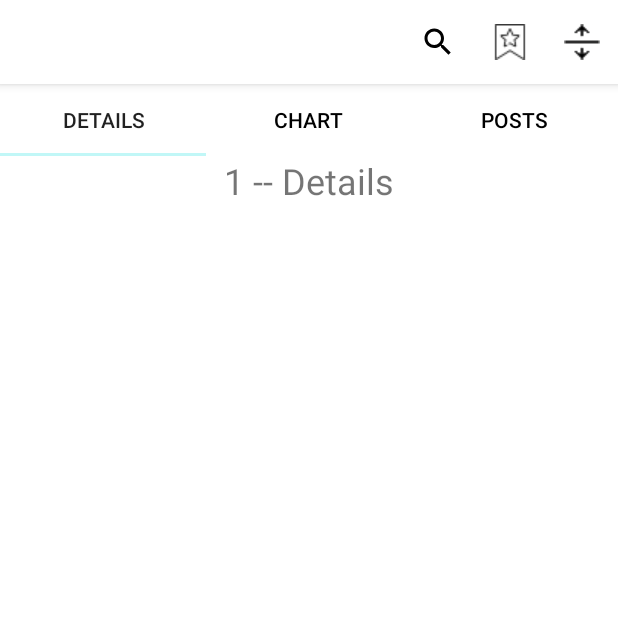
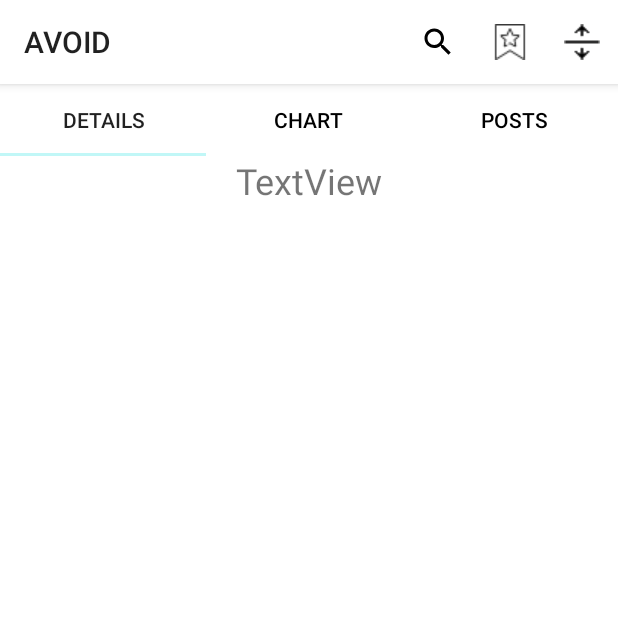
Before and after one commit to cpe305/spring2017-project-michellesfc, an Android app: the DetailsFragment screen opened directly, with no data from a screen before it, on a phone screen of 412 x 824 dp, the top half of it. Run offline under Robolectric (Android 15) with nearby library versions, the phone set to English and light mode, and no system bars; our stand-ins replace ButterKnife; 1 statement that could not run was skipped.

Commit message:
Place details displays on the correct page

```diff
--- a/app/src/main/java/com/example/michellegu/avoid/presenter/SearchPresenter.java
+++ b/app/src/main/java/com/example/michellegu/avoid/presenter/SearchPresenter.java
@@ -1,7 +1,17 @@
 package com.example.michellegu.avoid.presenter;
 
+import android.os.Bundle;
+import android.support.v4.app.Fragment;
+import android.support.v4.app.FragmentManager;
+import android.support.v4.app.FragmentTransaction;
+
+import com.example.michellegu.avoid.R;
 import com.example.michellegu.avoid.model.PlaceData;
+import com.example.michellegu.avoid.model.PlacesServiceTask;
 import com.example.michellegu.avoid.view.ISearchView;
+import com.example.michellegu.avoid.view.activity.SearchActivity;
+import com.example.michellegu.avoid.view.adapter.SearchPagerAdapter;
+import com.example.michellegu.avoid.view.fragment.DetailsFragment;
 
 /**
  * Created by michellegu on 4/23/17.
@@ -9,9 +19,31 @@ import com.example.michellegu.avoid.view.ISearchView;
 
 public class SearchPresenter {
     private ISearchView searchView;
+    private PlaceData currentPlace;
 
-    public SearchPresenter(ISearchView searchView) {
-        this.searchView = searchView;
+    public SearchPresenter() {
     }
 
+    public void attachView(ISearchView view) {
+        searchView = view;
+    }
+    public void dettachView() {
+        searchView = null;
+    }
+
+    public void setCurrentPlace(PlaceData place) {
+        currentPlace = place;
+        ((SearchPagerAdapter)((SearchActivity)searchView).getPageAdapter()).update();
+    }
+
+    public PlaceData getCurrentPlace() {
+        return currentPlace;
+    }
+
+    public void createPlaceData(String id) {
+        new PlacesServiceTask(this).execute(id);
+    }
+
+
+
 }
--- a/app/src/main/java/com/example/michellegu/avoid/view/ISearchView.java
+++ b/app/src/main/java/com/example/michellegu/avoid/view/ISearchView.java
@@ -1,4 +1,6 @@
 package com.example.michellegu.avoid.view;
+
+import android.support.v4.app.Fragment;
 
 import com.google.android.gms.location.places.Place;
 
@@ -7,4 +9,5 @@ import com.google.android.gms.location.places.Place;
  */
 
 public interface ISearchView {
+    Fragment getFragment(int i);
 }
--- a/app/src/main/java/com/example/michellegu/avoid/view/activity/BaseActivity.java
+++ b/app/src/main/java/com/example/michellegu/avoid/view/activity/BaseActivity.java
@@ -24,7 +24,7 @@ public class BaseActivity extends AppCompatActivity implements IBaseView {
 
     public void initToolbar(int toolbarID) {
         Toolbar myToolbar = (Toolbar) findViewById(toolbarID);
-        myToolbar.setTitle("");
+        myToolbar.setTitle("AVOID");
         setSupportActionBar(myToolbar);
     }
 
--- a/app/src/main/java/com/example/michellegu/avoid/view/activity/MainActivity.java
+++ b/app/src/main/java/com/example/michellegu/avoid/view/activity/MainActivity.java
@@ -3,6 +3,7 @@ package com.example.michellegu.avoid.view.activity;
 import android.os.Bundle;
 
 import com.example.michellegu.avoid.R;
+import com.example.michellegu.avoid.model.PlacesServiceTask;
 import com.example.michellegu.avoid.view.IMainView;
 
 /**
@@ -15,5 +16,8 @@ public class MainActivity extends BaseActivity implements IMainView {
         super.onCreate(savedInstanceState);
         setContentView(R.layout.activity_main);
         initToolbar(R.id.menu_toolbar);
+        //String id = "ChIJdzw4-lHw7IAROl_2YvK64JU";
+        //String id = "ChIJJ5n9h7Tx7IARYRUSOnzpAOI";
+        //new PlacesServiceTask().execute(id);
     }
 }
--- a/app/src/main/java/com/example/michellegu/avoid/view/activity/SearchActivity.java
+++ b/app/src/main/java/com/example/michellegu/avoid/view/activity/SearchActivity.java
@@ -1,9 +1,10 @@
 package com.example.michellegu.avoid.view.activity;
 
+import android.app.FragmentTransaction;
 import android.content.Intent;
-import android.content.res.Resources;
 import android.os.Bundle;
 import android.support.design.widget.TabLayout;
+import android.support.v4.app.Fragment;
 import android.support.v4.app.FragmentPagerAdapter;
 import android.support.v4.view.ViewPager;
 import android.text.Html;
@@ -11,6 +12,7 @@ import android.text.Spanned;
 import android.widget.TextView;
 
 import com.example.michellegu.avoid.R;
+import com.example.michellegu.avoid.model.PlaceData;
 import com.example.michellegu.avoid.view.adapter.SearchPagerAdapter;
 import com.example.michellegu.avoid.presenter.SearchPresenter;
 import com.example.michellegu.avoid.view.ISearchView;
@@ -29,7 +31,7 @@ public class SearchActivity extends BaseActivity implements ISearchView {
 
     //view components
     @BindView(R.id.viewpager) ViewPager viewPager;
-    @BindView(R.id.placeTextView) TextView placeDetails;
+    //@BindView(R.id.placeTextView) TextView placeDetails;
     @BindView(R.id.tabLayout) TabLayout tabLayout;
 
 
@@ -43,19 +45,20 @@ public class SearchActivity extends BaseActivity implements ISearchView {
         ButterKnife.bind(this);
 
         //attaching presenter
-        searchPresenter = new SearchPresenter(this);
+        searchPresenter = new SearchPresenter();
+        searchPresenter.attachView(this);
 
-        adapterViewPager = new SearchPagerAdapter(getSupportFragmentManager());
+        adapterViewPager = new SearchPagerAdapter(getSupportFragmentManager(), searchPresenter);
         viewPager.setAdapter(adapterViewPager);
 
         //setting up view components
         initToolbar(R.id.menu_toolbar);
         tabLayout.setupWithViewPager(viewPager);
 
-        createPlacePicker();
+        initPlacePicker();
     }
 
-    private void createPlacePicker() {
+    private void initPlacePicker() {
         try {
             Intent pickerIntent = new PlaceAutocomplete.IntentBuilder(PlaceAutocomplete.MODE_OVERLAY)
                     .build(this);
@@ -73,7 +76,10 @@ public class SearchActivity extends BaseActivity implements ISearchView {
         if (requestCode == PLACE_AUTOCOMPLETE_REQUEST_CODE) {
             if (resultCode == RESULT_OK) {
                 Place place = PlaceAutocomplete.getPlace(this, data);
-                showPlaceDetails(place);
+                searchPresenter.createPlaceData(place.getId());
+                System.out.println("place id:  " + place.getId());
+                //((SearchPagerAdapter)adapterViewPager).update();
+                //System.out.println("I called update");
             }
             else if (resultCode == PlaceAutocomplete.RESULT_ERROR) {
                 Status status = PlaceAutocomplete.getStatus(this, data);
@@ -87,12 +93,30 @@ public class SearchActivity extends BaseActivity implements ISearchView {
         }
     }
 
+    public SearchPresenter getPresenter() {
+        return searchPresenter;
+    }
+
+    public Fragment getFragment(int i) {
+        return adapterViewPager.getItem(i);
+    }
+
+    public FragmentPagerAdapter getPageAdapter() {
+        return adapterViewPager;
+    }
+
+    public void updateDetails(PlaceData p) {
+        TextView h = (TextView)findViewById(R.id.tvLabel);
+        h.setText(p.getName());
+    }
+    /*
     public void showPlaceDetails(Place place) {
         placeDetails.setText(formatPlaceDetails(getResources(), place.getName(), place.getAddress()));
     }
 
     private static Spanned formatPlaceDetails(Resources res, CharSequence name, CharSequence address) {
         return Html.fromHtml(res.getString(R.string.place_details, name, address));
-    }
+    }*/
+
 
 }
--- a/app/src/main/java/com/example/michellegu/avoid/view/adapter/SearchPagerAdapter.java
+++ b/app/src/main/java/com/example/michellegu/avoid/view/adapter/SearchPagerAdapter.java
@@ -4,9 +4,12 @@ import android.support.v4.app.Fragment;
 import android.support.v4.app.FragmentManager;
 import android.support.v4.app.FragmentPagerAdapter;
 
+import com.example.michellegu.avoid.model.PlaceData;
+import com.example.michellegu.avoid.presenter.SearchPresenter;
 import com.example.michellegu.avoid.view.fragment.ChartFragment;
 import com.example.michellegu.avoid.view.fragment.DetailsFragment;
 import com.example.michellegu.avoid.view.fragment.PostsFragment;
+import com.google.android.gms.location.places.Place;
 
 /**
  * Created by michellegu on 4/24/17.
@@ -14,9 +17,15 @@ import com.example.michellegu.avoid.view.fragment.PostsFragment;
 
 public class SearchPagerAdapter extends FragmentPagerAdapter {
     private static int NUM_ITEMS = 3;
+    private SearchPresenter searchPresenter;
+    private PlaceData place;
+    public SearchPagerAdapter(FragmentManager fragmentManager, SearchPresenter searchPresenter) {
+        super(fragmentManager);
+        this.searchPresenter = searchPresenter;
+    }
 
-    public SearchPagerAdapter(FragmentManager fragmentManager) {
-        super(fragmentManager);
+    public void update() {
+        notifyDataSetChanged();
     }
 
     // Returns total number of pages
@@ -30,7 +39,7 @@ public class SearchPagerAdapter extends FragmentPagerAdapter {
     public Fragment getItem(int position) {
         switch (position) {
             case 0:
-                return DetailsFragment.newInstance();
+                return DetailsFragment.newInstance(searchPresenter.getCurrentPlace());
             case 1:
                 return ChartFragment.newInstance();
             case 2:
@@ -38,6 +47,16 @@ public class SearchPagerAdapter extends FragmentPagerAdapter {
             default:
                 return null;
         }
+    }
+
+    @Override
+    public int getItemPosition(Object object) {
+    // POSITION_NONE makes it possible to reload the PagerAdapter
+        System.out.print("im inside lik");
+        if (object instanceof DetailsFragment) {
+            ((DetailsFragment) object).updatePlace(searchPresenter.getCurrentPlace());
+        }
+        return super.getItemPosition(object);
     }
 
     // Returns the page title for the top indicator
--- a/app/src/main/java/com/example/michellegu/avoid/view/fragment/DetailsFragment.java
+++ b/app/src/main/java/com/example/michellegu/avoid/view/fragment/DetailsFragment.java
@@ -2,12 +2,19 @@ package com.example.michellegu.avoid.view.fragment;
 
 import android.os.Bundle;
 import android.support.v4.app.Fragment;
+import android.support.v4.view.ViewPager;
 import android.view.LayoutInflater;
 import android.view.View;
 import android.view.ViewGroup;
 import android.widget.TextView;
 
 import com.example.michellegu.avoid.R;
+import com.example.michellegu.avoid.model.PlaceData;
+import com.example.michellegu.avoid.presenter.SearchPresenter;
+import com.example.michellegu.avoid.view.activity.SearchActivity;
+
+import butterknife.BindView;
+import butterknife.ButterKnife;
 
 /**
  * Created by michellegu on 4/24/17.
@@ -17,29 +24,45 @@ public class DetailsFragment extends Fragment {
     // Store instance variables
     private String title = "Details";
     private int page = 1;
+    private PlaceData place;
+    @BindView(R.id.detailsText) TextView detailsText;
+    @BindView(R.id.tvLabel) TextView tvLabel;
 
     // newInstance constructor for creating fragment with arguments
-    public static DetailsFragment newInstance() {
+    public static DetailsFragment newInstance(PlaceData place) {
+        Bundle bundle = new Bundle();
+        bundle.putParcelable("currentPlace", place);
         DetailsFragment fragmentFirst = new DetailsFragment();
-        Bundle args = new Bundle();
-        fragmentFirst.setArguments(args);
+        fragmentFirst.setArguments(bundle);
         return fragmentFirst;
+    }
+
+    public void updatePlace(PlaceData place) {
+        if(place != null) {
+            this.place = place;
+            tvLabel.setText(place.getName() + " " + place.getAddress());
+        }
     }
 
     // Store instance variables based on arguments passed
     @Override
     public void onCreate(Bundle savedInstanceState) {
         super.onCreate(savedInstanceState);
+        place = getArguments().getParcelable("currentPlace");
     }
 
     // Inflate the view for the fragment based on layout XML
     @Override
     public View onCreateView(LayoutInflater inflater, ViewGroup container,
                              Bundle savedInstanceState) {
+        super.onCreateView(inflater,container,savedInstanceState);
         View view = inflater.inflate(R.layout.fragment_details, container, false);
-        TextView tvLabel = (TextView) view.findViewById(R.id.tvLabel);
-        tvLabel.setText(page + " -- " + title);
+        ButterKnife.bind(this, view);
 
+        if(place != null) {
+            tvLabel.setText(place.getName() + " " + place.getAddress());
+        }
         return view;
     }
+
 }
--- a/app/src/main/res/layout/activity_search.xml
+++ b/app/src/main/res/layout/activity_search.xml
@@ -36,7 +36,7 @@
         app:layout_constraintHorizontal_bias="1.0"
         app:layout_constraintTop_toBottomOf="@+id/tabLayout" />
 
-    <TextView
+    <!--<TextView
         android:id="@+id/placeTextView"
         android:layout_width="wrap_content"
         android:layout_height="wrap_content"
@@ -44,7 +44,7 @@
         app:layout_constraintLeft_toLeftOf="parent"
         app:layout_constraintRight_toRightOf="parent"
         app:layout_constraintTop_toTopOf="@+id/viewpager"
-        android:layout_marginTop="100dp" />
+        android:layout_marginTop="100dp" />-->
 
 
 </android.support.constraint.ConstraintLayout>
--- a/app/src/main/res/layout/fragment_details.xml
+++ b/app/src/main/res/layout/fragment_details.xml
@@ -3,7 +3,8 @@
     xmlns:app="http://schemas.android.com/apk/res-auto"
     xmlns:tools="http://schemas.android.com/tools"
     android:layout_width="match_parent" android:layout_height="match_parent"
-    android:orientation="vertical" >
+    android:orientation="vertical"
+    android:id = "@+id/detailsFragment">
 
     <TextView
         android:id="@+id/tvLabel"
@@ -15,4 +16,15 @@
         app:layout_constraintLeft_toLeftOf="parent"
         app:layout_constraintRight_toRightOf="parent" />
 
+    <TextView
+        android:id="@+id/detailsText"
+        android:layout_width="wrap_content"
+        android:layout_height="wrap_content"
+        android:text="TextView"
+        android:textSize="25sp"
+        app:layout_constraintLeft_toLeftOf="parent"
+        app:layout_constraintRight_toRightOf="parent"
+        android:layout_marginBottom="200dp"
+        app:layout_constraintBottom_toTopOf="@+id/tvLabel" />
+
 </android.support.constraint.ConstraintLayout>
--- a/app/src/main/res/layout/toolbar.xml
+++ b/app/src/main/res/layout/toolbar.xml
@@ -6,4 +6,5 @@
     android:background="@android:color/white"
     android:elevation="4dp"
     android:theme="@style/ThemeOverlay.AppCompat.ActionBar"
-    app:popupTheme="@style/ThemeOverlay.AppCompat.Light"></android.support.v7.widget.Toolbar>
+    app:popupTheme="@style/ThemeOverlay.AppCompat.Light"
+    app:title="AVOID"></android.support.v7.widget.Toolbar>
```
Also changed, not shown: app/src/main/java/com/example/michellegu/avoid/model/PlaceData.java (+49 -1 lines), app/src/main/java/com/example/michellegu/avoid/model/PlacesServiceTask.java (added, +106 -0 lines), app/src/main/res/drawable/ic_menu_title.png (added).
